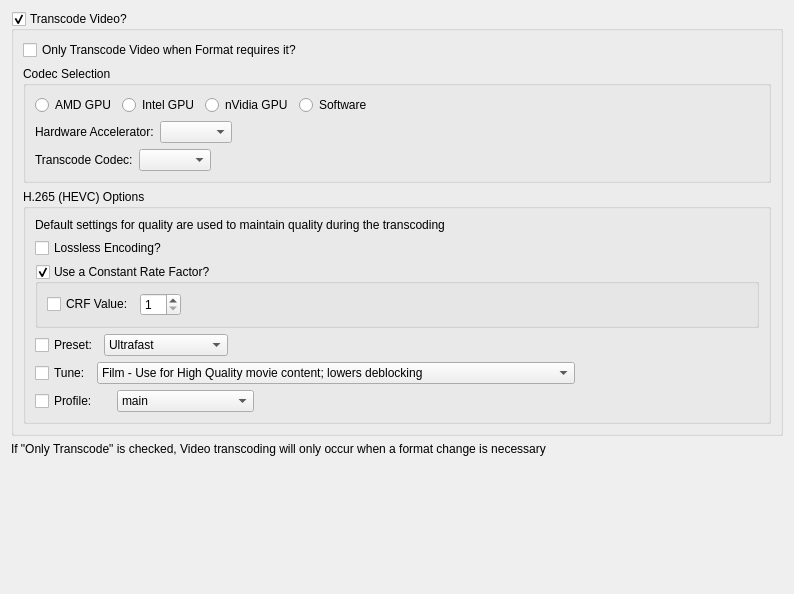
First picture: the form in Preferences/UI/TranscodeVideoSettings.ui, repository towel42-com/MediaManager, before the edit.
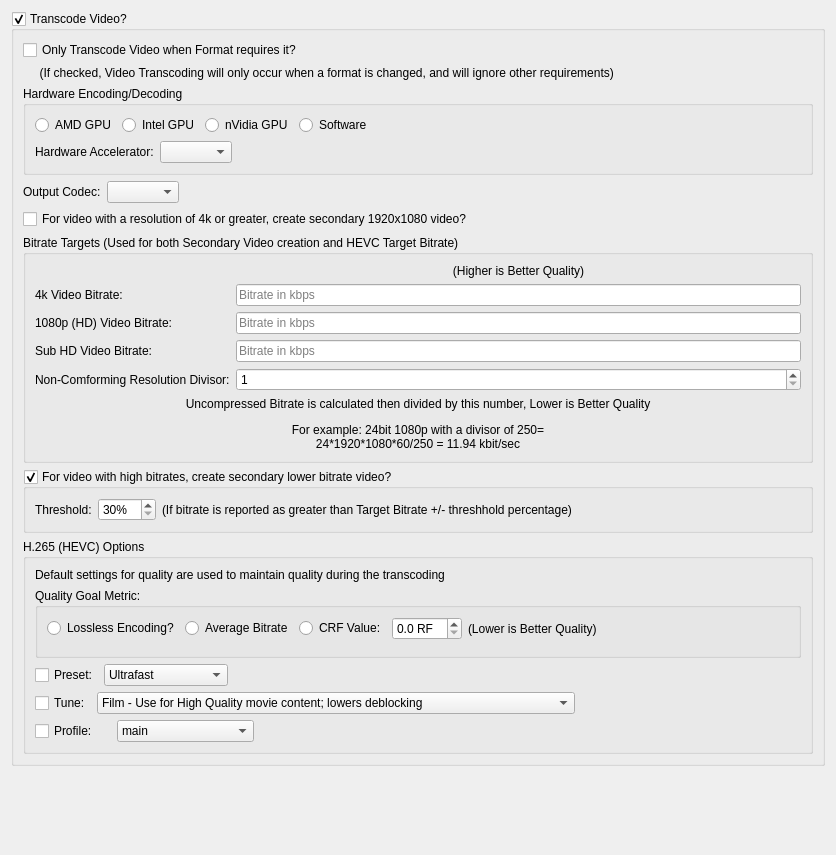
Second picture: the form after the edit. Custom widgets are drawn as their Qt base class.

Commit message: Added ability to create multiple output files 1) As before, based on video codec, container, subtitles, audio codec, missing aac 2) If its a high bitrate for the resolution create a lower bitrate version of the video 3) If its greater than HD resolution create an HD version of the video

Diff of the .ui file:
```diff
--- a/Preferences/UI/TranscodeVideoSettings.ui
+++ b/Preferences/UI/TranscodeVideoSettings.ui
@@ -6,8 +6,8 @@
    <rect>
     <x>0</x>
     <y>0</y>
-    <width>794</width>
-    <height>594</height>
+    <width>836</width>
+    <height>855</height>
    </rect>
   </property>
   <property name="windowTitle">
@@ -31,53 +31,60 @@
        </widget>
       </item>
       <item>
-       <widget class="QGroupBox" name="groupBox">
+       <widget class="QLabel" name="label_11">
+        <property name="text">
+         <string>     (If checked, Video Transcoding will only occur when a format is changed, and will ignore other requirements)</string>
+        </property>
+       </widget>
+      </item>
+      <item>
+       <widget class="QGroupBox" name="groupBox_2">
         <property name="title">
-         <string>Codec Selection</string>
+         <string>Hardware Encoding/Decoding</string>
         </property>
-        <layout class="QGridLayout" name="gridLayout">
-         <item row="0" column="0">
+        <layout class="QGridLayout" name="gridLayout_5">
+         <item row="1" column="3">
+          <widget class="QRadioButton" name="softwareTranscode">
+           <property name="text">
+            <string>Software</string>
+           </property>
+          </widget>
+         </item>
+         <item row="1" column="2">
+          <widget class="QRadioButton" name="nvidiaGPUTranscode">
+           <property name="text">
+            <string>nVidia GPU</string>
+           </property>
+          </widget>
+         </item>
+         <item row="1" column="0">
           <widget class="QRadioButton" name="amdGPUTranscode">
            <property name="text">
             <string>AMD GPU</string>
            </property>
           </widget>
          </item>
-         <item row="0" column="1">
+         <item row="1" column="1">
           <widget class="QRadioButton" name="intelGPUTranscode">
            <property name="text">
             <string>Intel GPU</string>
            </property>
           </widget>
          </item>
-         <item row="0" column="2">
-          <widget class="QRadioButton" name="nvidiaGPUTranscode">
-           <property name="text">
-            <string>nVidia GPU</string>
-           </property>
-          </widget>
-         </item>
-         <item row="0" column="3">
-          <widget class="QRadioButton" name="softwareTranscode">
-           <property name="text">
-            <string>Software</string>
-           </property>
-          </widget>
-         </item>
-         <item row="0" column="4">
+         <item row="1" column="4">
           <spacer name="horizontalSpacer_2">
            <property name="orientation">
             <enum>Qt::Horizontal</enum>
            </property>
            <property name="sizeHint" stdset="0">
             <size>
-             <width>417</width>
+             <width>590</width>
              <height>20</height>
             </size>
            </property>
           </spacer>
          </item>
-         <item row="1" column="0" colspan="5">
+         <item row="2" column="0" colspan="5">
           <layout class="QHBoxLayout" name="horizontalLayout_3">
            <item>
             <widget class="QLabel" name="label_2">
@@ -104,32 +111,188 @@
            </item>
           </layout>
          </item>
-         <item row="2" column="0" colspan="5">
-          <layout class="QHBoxLayout" name="horizontalLayout_2">
-           <item>
-            <widget class="QLabel" name="label_3">
-             <property name="text">
-              <string>Transcode Codec:</string>
-             </property>
-            </widget>
-           </item>
-           <item>
-            <widget class="QComboBox" name="videoCodec"/>
-           </item>
-           <item>
-            <spacer name="horizontalSpacer_3">
-             <property name="orientation">
-              <enum>Qt::Horizontal</enum>
-             </property>
-             <property name="sizeHint" stdset="0">
-              <size>
-               <width>40</width>
-               <height>20</height>
-              </size>
-             </property>
-            </spacer>
-           </item>
-          </layout>
+        </layout>
+       </widget>
+      </item>
+      <item>
+       <layout class="QHBoxLayout" name="horizontalLayout_2">
+        <item>
+         <widget class="QLabel" name="label_3">
+          <property name="text">
+           <string>Output Codec:</string>
+          </property>
+         </widget>
+        </item>
+        <item>
+         <widget class="QComboBox" name="videoCodec"/>
+        </item>
+        <item>
+         <spacer name="horizontalSpacer_3">
+          <property name="orientation">
+           <enum>Qt::Horizontal</enum>
+          </property>
+          <property name="sizeHint" stdset="0">
+           <size>
+            <width>40</width>
+            <height>20</height>
+           </size>
+          </property>
+         </spacer>
+        </item>
+       </layout>
+      </item>
+      <item>
+       <widget class="QCheckBox" name="generateNon4kVideo">
+        <property name="text">
+         <string>For video with a resolution of 4k or greater, create secondary 1920x1080 video?</string>
+        </property>
+       </widget>
+      </item>
+      <item>
+       <widget class="QGroupBox" name="groupBox">
+        <property name="title">
+         <string>Bitrate Targets (Used for both Secondary Video creation and HEVC Target Bitrate)</string>
+        </property>
+        <layout class="QFormLayout" name="formLayout">
+         <item row="0" column="1">
+          <widget class="QLabel" name="label_8">
+           <property name="text">
+            <string>(Higher is Better Quality)</string>
+           </property>
+           <property name="alignment">
+            <set>Qt::AlignCenter</set>
+           </property>
+          </widget>
+         </item>
+         <item row="1" column="0">
+          <widget class="QLabel" name="label_6">
+           <property name="text">
+            <string>4k Video Bitrate:</string>
+           </property>
+          </widget>
+         </item>
+         <item row="1" column="1">
+          <widget class="NSABUtils::CLineEditWithSuffix" name="average4kBitRate">
+           <property name="placeholderText">
+            <string>Bitrate in kbps</string>
+           </property>
+          </widget>
+         </item>
+         <item row="2" column="0">
+          <widget class="QLabel" name="label">
+           <property name="text">
+            <string>1080p (HD) Video Bitrate:</string>
+           </property>
+          </widget>
+         </item>
+         <item row="2" column="1">
+          <widget class="NSABUtils::CLineEditWithSuffix" name="averageHDBitRate">
+           <property name="maxLength">
+            <number>10</number>
+           </property>
+           <property name="placeholderText">
+            <string>Bitrate in kbps</string>
+           </property>
+          </widget>
+         </item>
+         <item row="3" column="0">
+          <widget class="QLabel" name="label_10">
+           <property name="text">
+            <string>Sub HD Video Bitrate:</string>
+           </property>
+          </widget>
+         </item>
+         <item row="3" column="1">
+          <widget class="NSABUtils::CLineEditWithSuffix" name="averageSubHDBitRate">
+           <property name="maxLength">
+            <number>10</number>
+           </property>
+           <property name="placeholderText">
+            <string>Bitrate in kbps</string>
+           </property>
+          </widget>
+         </item>
+         <item row="5" column="0">
+          <widget class="QLabel" name="label_9">
+           <property name="text">
+            <string>Non-Comforming Resolution Divisor:</string>
+           </property>
+          </widget>
+         </item>
+         <item row="5" column="1">
+          <widget class="QSpinBox" name="nonConformingResolutionRatio">
+           <property name="minimum">
+            <number>1</number>
+           </property>
+           <property name="maximum">
+            <number>10000</number>
+           </property>
+           <property name="stepType">
+            <enum>QAbstractSpinBox::AdaptiveDecimalStepType</enum>
+           </property>
+          </widget>
+         </item>
+         <item row="6" column="0" colspan="2">
+          <widget class="QLabel" name="label_14">
+           <property name="text">
+            <string>&lt;html&gt;&lt;head/&gt;&lt;body&gt;&lt;p align=&quot;center&quot;&gt;Uncompressed Bitrate is calculated then divided by this number, Lower is Better Quality&lt;/p&gt;&lt;p align=&quot;center&quot;&gt;For example: 24bit 1080p with a divisor of 250=&lt;br/&gt;24*1920*1080*60/250 = 11.94 kbit/sec&lt;/p&gt;&lt;/body&gt;&lt;/html&gt;</string>
+           </property>
+           <property name="textFormat">
+            <enum>Qt::RichText</enum>
+           </property>
+          </widget>
+         </item>
+        </layout>
+       </widget>
+      </item>
+      <item>
+       <widget class="QGroupBox" name="generateLowBitrateVideo">
+        <property name="title">
+         <string>For video with high bitrates, create secondary lower bitrate video?</string>
+        </property>
+        <property name="checkable">
+         <bool>true</bool>
+        </property>
+        <layout class="QGridLayout" name="gridLayout">
+         <item row="0" column="2">
+          <widget class="QLabel" name="label_13">
+           <property name="text">
+            <string>(If bitrate is reported as greater than Target Bitrate +/- threshhold percentage)</string>
+           </property>
+          </widget>
+         </item>
+         <item row="0" column="0">
+          <widget class="QLabel" name="label_12">
+           <property name="text">
+            <string>Threshold:</string>
+           </property>
+          </widget>
+         </item>
+         <item row="0" column="3">
+          <spacer name="horizontalSpacer_9">
+           <property name="orientation">
+            <enum>Qt::Horizontal</enum>
+           </property>
+           <property name="sizeHint" stdset="0">
+            <size>
+             <width>40</width>
+             <height>20</height>
+            </size>
+           </property>
+          </spacer>
+         </item>
+         <item row="0" column="1">
+          <widget class="QSpinBox" name="bitrateThreshold">
+           <property name="suffix">
+            <string>%</string>
+           </property>
+           <property name="minimum">
+            <number>30</number>
+           </property>
+           <property name="maximum">
+            <number>200</number>
+           </property>
+          </widget>
          </item>
         </layout>
        </widget>
@@ -139,73 +302,240 @@
         <property name="title">
          <string>H.265 (HEVC) Options</string>
         </property>
-        <layout class="QVBoxLayout" name="verticalLayout_3">
-         <item>
-          <widget class="QLabel" name="label_7">
-           <property name="text">
-            <string>Default settings for quality are used to maintain quality during the transcoding</string>
-           </property>
-          </widget>
+        <layout class="QGridLayout" name="gridLayout_3">
+         <item row="7" column="0" colspan="3">
+          <layout class="QHBoxLayout" name="horizontalLayout">
+           <item>
+            <widget class="QCheckBox" name="useProfile">
+             <property name="sizePolicy">
+              <sizepolicy hsizetype="Maximum" vsizetype="Fixed">
+               <horstretch>0</horstretch>
+               <verstretch>0</verstretch>
+              </sizepolicy>
+             </property>
+             <property name="text">
+              <string>Profile:</string>
+             </property>
+            </widget>
+           </item>
+           <item>
+            <widget class="QLabel" name="label_4">
+             <property name="sizePolicy">
+              <sizepolicy hsizetype="Maximum" vsizetype="Preferred">
+               <horstretch>0</horstretch>
+               <verstretch>0</verstretch>
+              </sizepolicy>
+             </property>
+             <property name="text">
+              <string/>
+             </property>
+            </widget>
+           </item>
+           <item>
+            <widget class="QComboBox" name="profile">
+             <item>
+              <property name="text">
+               <string>main</string>
+              </property>
+             </item>
+             <item>
+              <property name="text">
+               <string>main-intra</string>
+              </property>
+             </item>
+             <item>
+              <property name="text">
+               <string>mainstillpicture</string>
+              </property>
+             </item>
+             <item>
+              <property name="text">
+               <string>main444-8</string>
+              </property>
+             </item>
+             <item>
+              <property name="text">
+               <string>main444-intra</string>
+              </property>
+             </item>
+             <item>
+              <property name="text">
+               <string>main444-stillpicture</string>
+              </property>
+             </item>
+             <item>
+              <property name="text">
+               <string>main10</string>
+              </property>
+             </item>
+             <item>
+              <property name="text">
+               <string>main10-intra</string>
+              </property>
+             </item>
+             <item>
+              <property name="text">
+               <string>main422-10</string>
+              </property>
+             </item>
+             <item>
+              <property name="text">
+               <string>main422-10-intra</string>
+              </property>
+             </item>
+             <item>
+              <property name="text">
+               <string>main444-10</string>
+              </property>
+             </item>
+             <item>
+              <property name="text">
+               <string>main444-10-intra</string>
+              </property>
+             </item>
+             <item>
+              <property name="text">
+               <string>main12</string>
+              </property>
+             </item>
+             <item>
+              <property name="text">
+               <string>main12-intra</string>
+              </property>
+             </item>
+             <item>
+              <property name="text">
+               <string>main422-12</string>
+              </property>
+             </item>
+             <item>
+              <property name="text">
+               <string>main422-12-intra</string>
+              </property>
+             </item>
+             <item>
+              <property name="text">
+               <string>main444-12</string>
+              </property>
+             </item>
+             <item>
+              <property name="text">
+               <string>main444-12-intra</string>
+              </property>
+             </item>
+            </widget>
+           </item>
+           <item>
+            <spacer name="horizontalSpacer">
+             <property name="orientation">
+              <enum>Qt::Horizontal</enum>
+             </property>
+             <property name="sizeHint" stdset="0">
+              <size>
+               <width>40</width>
+               <height>20</height>
+              </size>
+             </property>
+            </spacer>
+           </item>
+          </layout>
          </item>
-         <item>
-          <widget class="QCheckBox" name="losslessEncoding">
-           <property name="text">
-            <string>Lossless Encoding?</string>
-           </property>
-          </widget>
-         </item>
-         <item>
-          <widget class="QGroupBox" name="useCRF">
+         <item row="1" column="0" colspan="3">
+          <widget class="QGroupBox" name="groupBox_3">
            <property name="title">
-            <string>Use a Constant Rate Factor?</string>
+            <string>Quality Goal Metric:</string>
            </property>
            <property name="checkable">
-            <bool>true</bool>
+            <bool>false</bool>
            </property>
            <layout class="QGridLayout" name="gridLayout_2">
+            <item row="1" column="5">
+             <spacer name="verticalSpacer">
+              <property name="orientation">
+               <enum>Qt::Vertical</enum>
+              </property>
+              <property name="sizeHint" stdset="0">
+               <size>
+                <width>20</width>
+                <height>54</height>
+               </size>
+              </property>
+             </spacer>
+            </item>
+            <item row="0" column="0">
+             <widget class="QRadioButton" name="losslessEncoding">
+              <property name="text">
+               <string>Lossless Encoding?</string>
+              </property>
+             </widget>
+            </item>
             <item row="0" column="1">
-             <widget class="QSpinBox" name="explicitCRF">
+             <widget class="QRadioButton" name="useAvgBitrate">
+              <property name="text">
+               <string>Average Bitrate</string>
+              </property>
+             </widget>
+            </item>
+            <item row="0" column="2">
+             <widget class="QRadioButton" name="useCRF">
+              <property name="text">
+               <string>CRF Value:</string>
+              </property>
+             </widget>
+            </item>
+            <item row="0" column="7" rowspan="2">
+             <spacer name="horizontalSpacer_5">
+              <property name="orientation">
+               <enum>Qt::Horizontal</enum>
+              </property>
+              <property name="sizeHint" stdset="0">
+               <size>
+                <width>40</width>
+                <height>20</height>
+               </size>
+              </property>
+             </spacer>
+            </item>
+            <item row="0" column="3">
+             <widget class="QDoubleSpinBox" name="explicitCRF">
               <property name="sizePolicy">
                <sizepolicy hsizetype="Maximum" vsizetype="Fixed">
                 <horstretch>0</horstretch>
                 <verstretch>0</verstretch>
                </sizepolicy>
               </property>
-              <property name="minimum">
+              <property name="suffix">
+               <string> RF</string>
+              </property>
+              <property name="decimals">
                <number>1</number>
               </property>
               <property name="maximum">
-               <number>51</number>
+               <double>51.000000000000000</double>
               </property>
-              <property name="value">
-               <number>1</number>
+              <property name="singleStep">
+               <double>0.500000000000000</double>
               </property>
              </widget>
             </item>
-            <item row="0" column="0">
-             <widget class="QCheckBox" name="useExplicitCRF">
+            <item row="0" column="5" colspan="2">
+             <widget class="QLabel" name="label_5">
               <property name="text">
-               <string>CRF Value:</string>
+               <string>(Lower is Better Quality)</string>
               </property>
              </widget>
             </item>
-            <item row="0" column="2">
-             <spacer name="horizontalSpacer_5">
-              <property name="orientation">
-               <enum>Qt::Horizontal</enum>
-              </property>
-              <property name="sizeHint" stdset="0">
-               <size>
-                <width>40</width>
-                <height>20</height>
-               </size>
-              </property>
-             </spacer>
-            </item>
            </layout>
           </widget>
          </item>
-         <item>
+         <item row="0" column="0" colspan="2">
+          <widget class="QLabel" name="label_7">
+           <property name="text">
+            <string>Default settings for quality are used to maintain quality during the transcoding</string>
+           </property>
+          </widget>
+         </item>
+         <item row="5" column="0" colspan="3">
           <layout class="QHBoxLayout" name="horizontalLayout_4">
            <item>
             <widget class="QCheckBox" name="usePreset">
@@ -284,7 +614,7 @@
            </item>
           </layout>
          </item>
-         <item>
+         <item row="6" column="0" colspan="3">
           <layout class="QHBoxLayout" name="horizontalLayout_5">
            <item>
             <widget class="QCheckBox" name="useTune">
@@ -348,156 +678,12 @@
            </item>
           </layout>
          </item>
-         <item>
-          <layout class="QHBoxLayout" name="horizontalLayout">
-           <item>
-            <widget class="QCheckBox" name="useProfile">
-             <property name="sizePolicy">
-              <sizepolicy hsizetype="Maximum" vsizetype="Fixed">
-               <horstretch>0</horstretch>
-               <verstretch>0</verstretch>
-              </sizepolicy>
-             </property>
-             <property name="text">
-              <string>Profile:</string>
-             </property>
-            </widget>
-           </item>
-           <item>
-            <widget class="QLabel" name="label_4">
-             <property name="sizePolicy">
-              <sizepolicy hsizetype="Maximum" vsizetype="Preferred">
-               <horstretch>0</horstretch>
-               <verstretch>0</verstretch>
-              </sizepolicy>
-             </property>
-             <property name="text">
-              <string/>
-             </property>
-            </widget>
-           </item>
-           <item>
-            <widget class="QComboBox" name="profile">
-             <item>
-              <property name="text">
-               <string>main</string>
-              </property>
-             </item>
-             <item>
-              <property name="text">
-               <string>main-intra</string>
-              </property>
-             </item>
-             <item>
-              <property name="text">
-               <string>mainstillpicture</string>
-              </property>
-             </item>
-             <item>
-              <property name="text">
-               <string>main444-8</string>
-              </property>
-             </item>
-             <item>
-              <property name="text">
-               <string>main444-intra</string>
-              </property>
-             </item>
-             <item>
-              <property name="text">
-               <string>main444-stillpicture</string>
-              </property>
-             </item>
-             <item>
-              <property name="text">
-               <string>main10</string>
-              </property>
-             </item>
-             <item>
-              <property name="text">
-               <string>main10-intra</string>
-              </property>
-             </item>
-             <item>
-              <property name="text">
-               <string>main422-10</string>
-              </property>
-             </item>
-             <item>
-              <property name="text">
-               <string>main422-10-intra</string>
-              </property>
-             </item>
-             <item>
-              <property name="text">
-               <string>main444-10</string>
-              </property>
-             </item>
-             <item>
-              <property name="text">
-               <string>main444-10-intra</string>
-              </property>
-             </item>
-             <item>
-              <property name="text">
-               <string>main12</string>
-              </property>
-             </item>
-             <item>
-              <property name="text">
-               <string>main12-intra</string>
-              </property>
-             </item>
-             <item>
-              <property name="text">
-               <string>main422-12</string>
-              </property>
-             </item>
-             <item>
-              <property name="text">
-               <string>main422-12-intra</string>
-              </property>
-             </item>
-             <item>
-              <property name="text">
-               <string>main444-12</string>
-              </property>
-             </item>
-             <item>
-              <property name="text">
-               <string>main444-12-intra</string>
-              </property>
-             </item>
-            </widget>
-           </item>
-           <item>
-            <spacer name="horizontalSpacer">
-             <property name="orientation">
-              <enum>Qt::Horizontal</enum>
-             </property>
-             <property name="sizeHint" stdset="0">
-              <size>
-               <width>40</width>
-               <height>20</height>
-              </size>
-             </property>
-            </spacer>
-           </item>
-          </layout>
-         </item>
         </layout>
        </widget>
       </item>
      </layout>
     </widget>
    </item>
-   <item>
-    <widget class="QLabel" name="label">
-     <property name="text">
-      <string>If &quot;Only Transcode&quot; is checked, Video transcoding will only occur when a format change is necessary</string>
-     </property>
-    </widget>
-   </item>
    <item>
     <spacer name="verticalSpacer_7">
      <property name="orientation">
@@ -513,6 +699,13 @@
    </item>
   </layout>
  </widget>
+ <customwidgets>
+  <customwidget>
+   <class>NSABUtils::CLineEditWithSuffix</class>
+   <extends>QLineEdit</extends>
+   <header>SABUtils/LineEditWithSuffix.h</header>
+  </customwidget>
+ </customwidgets>
  <tabstops>
   <tabstop>transcodeVideo</tabstop>
   <tabstop>onlyTranscodeVideoOnFormatChange</tabstop>
```
Left out of the diff: 8 changed lines with no effect on the pictures. The commit also changes 24 other files.
